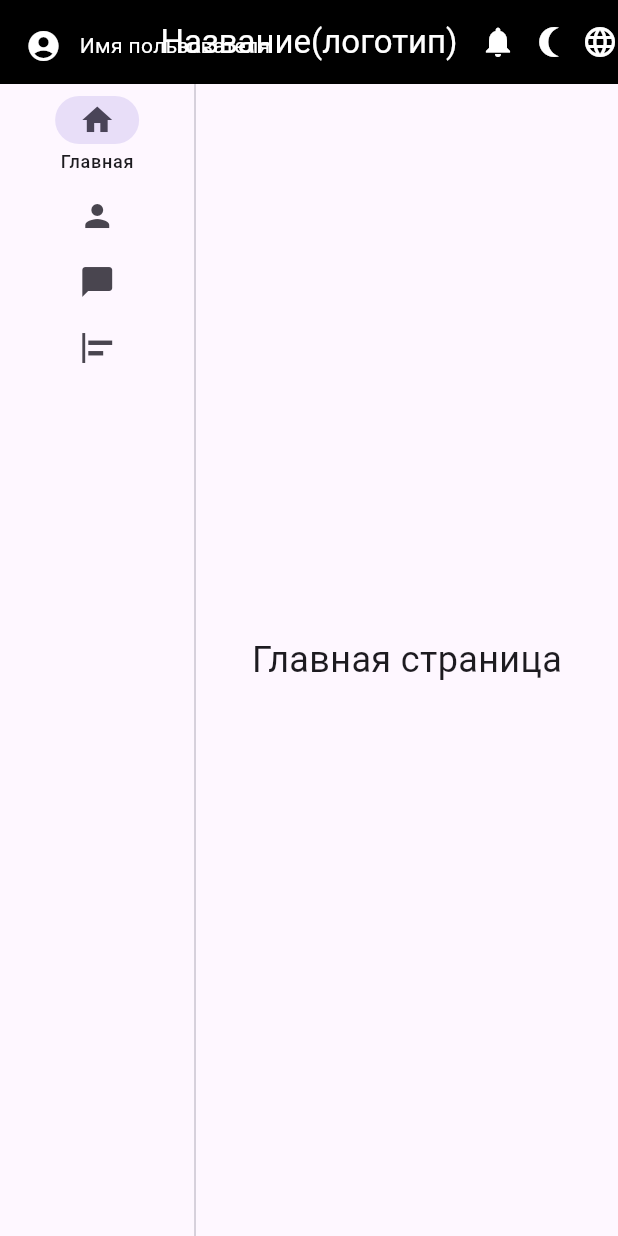
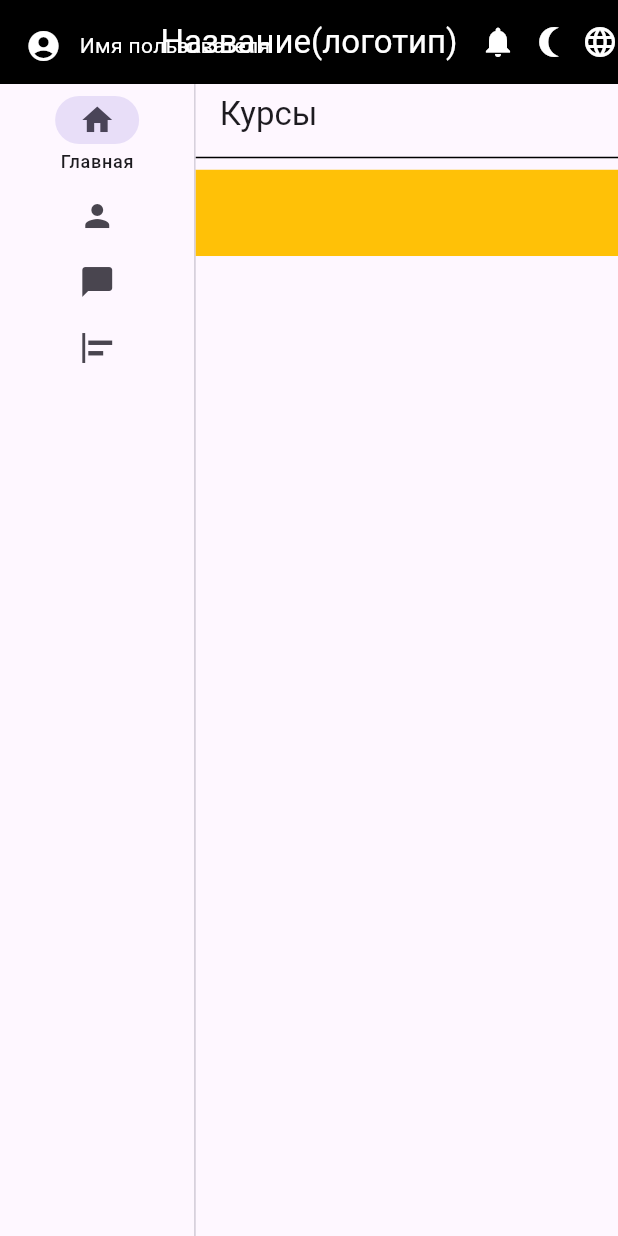
Before and after one commit to ZhigalovArtem/DIplomPrototype, a Flutter app: the screen it shows after launch, on a phone screen of 412 x 824 dp. Run offline on Flutter 3.47's test engine with Material 3 defaults, Android fonts, the phone set to English and light mode, and no system bars.

Commit message:
GlavnayaPage created

```diff
--- /dev/null
+++ b/web_chat/lib/GlavnayaPage.dart
@@ -0,0 +1,31 @@
+import 'package:flutter/material.dart';
+
+class GlavnayaPage extends StatefulWidget {
+  const GlavnayaPage({super.key});
+
+  @override
+  State<GlavnayaPage> createState() => _GlavnayaPageState();
+}
+
+class _GlavnayaPageState extends State<GlavnayaPage> {
+  @override
+  Widget build(BuildContext context) {
+    return Scaffold(
+      appBar: AppBar(
+          title: const Text('Курсы'),
+          bottom: const PreferredSize(
+              preferredSize: Size.fromHeight(1),
+              child: Divider(
+                color: Colors.black,
+              ))),
+      body: Column(
+        children: [
+          Container(
+            height: MediaQuery.sizeOf(context).height * 0.07,
+            color: Colors.amber,
+          )
+        ],
+      ),
+    );
+  }
+}
--- a/web_chat/lib/mainPage.dart
+++ b/web_chat/lib/mainPage.dart
@@ -1,4 +1,5 @@
 import 'package:flutter/material.dart';
+import 'package:web_chat/GlavnayaPage.dart';
 
 class MainPage extends StatefulWidget {
   const MainPage({super.key});
@@ -12,8 +13,9 @@ class MainPageState extends State<MainPage> {
 
   // Список виджетов для отображения
   final List<Widget> _contentWidgets = [
-    const Center(
-        child: Text('Главная страница', style: TextStyle(fontSize: 24))),
+    const GlavnayaPage(),
+    // const Center(
+    //     child: Text('Главная страница', style: TextStyle(fontSize: 24))),
     const Center(
         child: Text('Профиль пользователя', style: TextStyle(fontSize: 24))),
     const Center(
```
